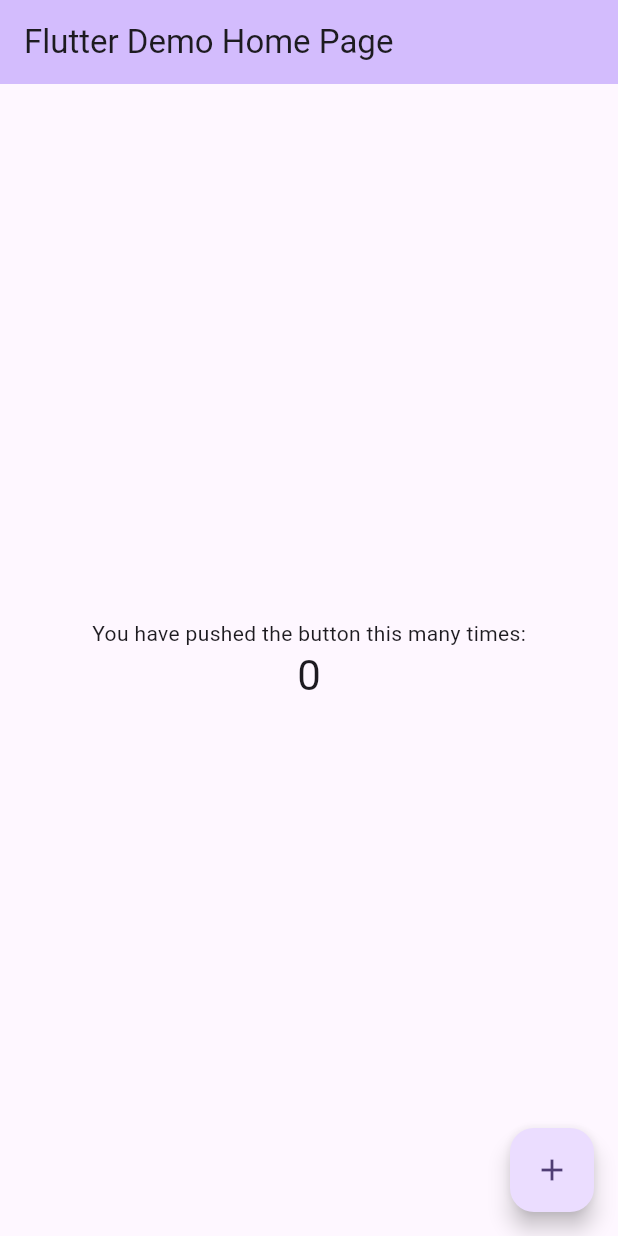
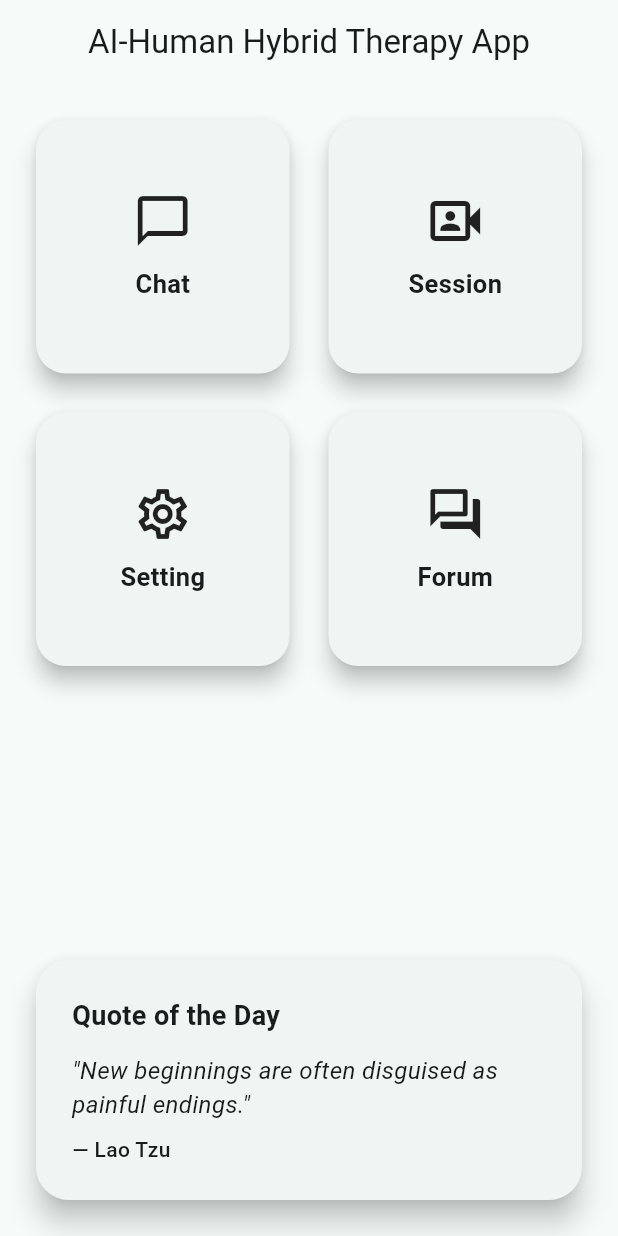
Before and after one commit to novaet12/final_year_project, a Flutter app: the screen it shows after launch, on a phone screen of 412 x 824 dp. Run offline on Flutter 3.47's test engine with Material 3 defaults, Android fonts, the phone set to English and light mode, and no system bars.

Commit message:
added a homepage for the frontend

```diff
--- a/frontend_flutter/lib/main.dart
+++ b/frontend_flutter/lib/main.dart
@@ -1,121 +1,151 @@
 import 'package:flutter/material.dart';
 
 void main() {
-  runApp(const MyApp());
+  runApp(const TherapyApp());
 }
 
-class MyApp extends StatelessWidget {
-  const MyApp({super.key});
+class TherapyApp extends StatelessWidget {
+  const TherapyApp({super.key});
 
-  // This widget is the root of your application.
   @override
   Widget build(BuildContext context) {
     return MaterialApp(
-      title: 'Flutter Demo',
+      debugShowCheckedModeBanner: false,
+      title: 'AI Human Hybrid Therapy',
       theme: ThemeData(
-        // This is the theme of your application.
-        //
-        // TRY THIS: Try running your application with "flutter run". You'll see
-        // the application has a purple toolbar. Then, without quitting the app,
-        // try changing the seedColor in the colorScheme below to Colors.green
-        // and then invoke "hot reload" (save your changes or press the "hot
-        // reload" button in a Flutter-supported IDE, or press "r" if you used
-        // the command line to start the app).
-        //
-        // Notice that the counter didn't reset back to zero; the application
-        // state is not lost during the reload. To reset the state, use hot
-        // restart instead.
-        //
-        // This works for code too, not just values: Most code changes can be
-        // tested with just a hot reload.
-        colorScheme: .fromSeed(seedColor: Colors.deepPurple),
+        useMaterial3: true,
+        colorSchemeSeed: Colors.teal,
       ),
-      home: const MyHomePage(title: 'Flutter Demo Home Page'),
+      home: const HomePage(),
     );
   }
 }
 
-class MyHomePage extends StatefulWidget {
-  const MyHomePage({super.key, required this.title});
+class HomePage extends StatelessWidget {
+  const HomePage({super.key});
 
-  // This widget is the home page of your application. It is stateful, meaning
-  // that it has a State object (defined below) that contains fields that affect
-  // how it looks.
+  void menuTapped(String name) {
+    debugPrint("$name tapped");
+  }
 
-  // This class is the configuration for the state. It holds the values (in this
-  // case the title) provided by the parent (in this case the App widget) and
-  // used by the build method of the State. Fields in a Widget subclass are
-  // always marked "final".
+  Widget menuCard(
+      {required IconData icon,
+      required String label,
+      required VoidCallback onTap}) {
+    return InkWell(
+      borderRadius: BorderRadius.circular(20),
+      onTap: onTap,
+      child: Card(
+        elevation: 6,
+        shape: RoundedRectangleBorder(
+          borderRadius: BorderRadius.circular(20),
+        ),
+        child: Padding(
+          padding: const EdgeInsets.all(20),
+          child: Column(
+            mainAxisAlignment: MainAxisAlignment.center,
+            children: [
+              Icon(icon, size: 40),
+              const SizedBox(height: 10),
+              Text(
+                label,
+                style: const TextStyle(
+                  fontSize: 17,
+                  fontWeight: FontWeight.w600,
+                ),
+              )
+            ],
+          ),
+        ),
+      ),
+    );
+  }
 
-  final String title;
-
-  @override
-  State<MyHomePage> createState() => _MyHomePageState();
-}
-
-class _MyHomePageState extends State<MyHomePage> {
-  int _counter = 0;
-
-  void _incrementCounter() {
-    setState(() {
-      // This call to setState tells the Flutter framework that something has
-      // changed in this State, which causes it to rerun the build method below
-      // so that the display can reflect the updated values. If we changed
-      // _counter without calling setState(), then the build method would not be
-      // called again, and so nothing would appear to happen.
-      _counter++;
-    });
+  Widget quoteCard() {
+    return Card(
+      elevation: 8,
+      shape: RoundedRectangleBorder(
+        borderRadius: BorderRadius.circular(22),
+      ),
+      child: Container(
+        width: double.infinity,
+        padding: const EdgeInsets.all(24),
+        child: const Column(
+          crossAxisAlignment: CrossAxisAlignment.start,
+          children: [
+            Text(
+              "Quote of the Day",
+              style: TextStyle(
+                fontSize: 18,
+                fontWeight: FontWeight.bold,
+              ),
+            ),
+            SizedBox(height: 12),
+            Text(
+              '"New beginnings are often disguised as painful endings."',
+              style: TextStyle(
+                fontSize: 16,
+                fontStyle: FontStyle.italic,
+              ),
+            ),
+            SizedBox(height: 8),
+            Text(
+              "— Lao Tzu",
+              style: TextStyle(
+                fontSize: 14,
+                fontWeight: FontWeight.w500,
+              ),
+            )
+          ],
+        ),
+      ),
+    );
   }
 
   @override
   Widget build(BuildContext context) {
-    // This method is rerun every time setState is called, for instance as done
-    // by the _incrementCounter method above.
-    //
-    // The Flutter framework has been optimized to make rerunning build methods
-    // fast, so that you can just rebuild anything that needs updating rather
-    // than having to individually change instances of widgets.
     return Scaffold(
       appBar: AppBar(
-        // TRY THIS: Try changing the color here to a specific color (to
-        // Colors.amber, perhaps?) and trigger a hot reload to see the AppBar
-        // change color while the other colors stay the same.
-        backgroundColor: Theme.of(context).colorScheme.inversePrimary,
-        // Here we take the value from the MyHomePage object that was created by
-        // the App.build method, and use it to set our appbar title.
-        title: Text(widget.title),
+        title: const Text("AI-Human Hybrid Therapy App"),
+        centerTitle: true,
       ),
-      body: Center(
-        // Center is a layout widget. It takes a single child and positions it
-        // in the middle of the parent.
+      body: Padding(
+        padding: const EdgeInsets.all(20),
         child: Column(
-          // Column is also a layout widget. It takes a list of children and
-          // arranges them vertically. By default, it sizes itself to fit its
-          // children horizontally, and tries to be as tall as its parent.
-          //
-          // Column has various properties to control how it sizes itself and
-          // how it positions its children. Here we use mainAxisAlignment to
-          // center the children vertically; the main axis here is the vertical
-          // axis because Columns are vertical (the cross axis would be
-          // horizontal).
-          //
-          // TRY THIS: Invoke "debug painting" (choose the "Toggle Debug Paint"
-          // action in the IDE, or press "p" in the console), to see the
-          // wireframe for each widget.
-          mainAxisAlignment: .center,
           children: [
-            const Text('You have pushed the button this many times:'),
-            Text(
-              '$_counter',
-              style: Theme.of(context).textTheme.headlineMedium,
+            Expanded(
+              child: GridView.count(
+                crossAxisCount: 2,
+                mainAxisSpacing: 18,
+                crossAxisSpacing: 18,
+                children: [
+                  menuCard(
+                    icon: Icons.chat_bubble_outline,
+                    label: "Chat",
+                    onTap: () => menuTapped("Chat"),
+                  ),
+                  menuCard(
+                    icon: Icons.video_camera_front_outlined,
+                    label: "Session",
+                    onTap: () => menuTapped("Session"),
+                  ),
+                  menuCard(
+                    icon: Icons.settings_outlined,
+                    label: "Setting",
+                    onTap: () => menuTapped("Setting"),
+                  ),
+                  menuCard(
+                    icon: Icons.forum_outlined,
+                    label: "Forum",
+                    onTap: () => menuTapped("Forum"),
+                  ),
+                ],
+              ),
             ),
+            const SizedBox(height: 10),
+            quoteCard(),
           ],
         ),
-      ),
-      floatingActionButton: FloatingActionButton(
-        onPressed: _incrementCounter,
-        tooltip: 'Increment',
-        child: const Icon(Icons.add),
       ),
     );
   }
```
